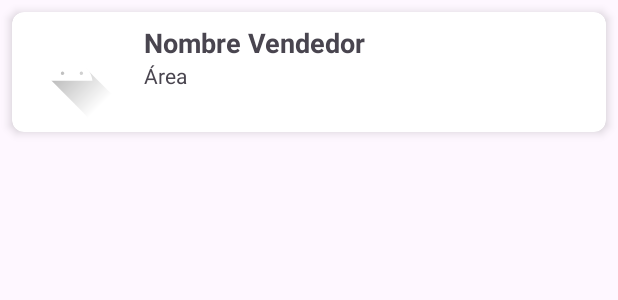
After one commit to franquesino/My-Quinta, an Android app: the layout item_vendedor.xml on its own in the app's theme, with its tools: preview values and no code run, on a phone screen of 412 x 824 dp. The commit adds this screen. Shown: the top 300 px of the screen. Run offline under Robolectric (Android 15) with nearby library versions, the phone set to English and light mode, and no system bars.

Commit message:
Tercer commit agrega foto, descripcion y nombre de vendedores

```diff
--- a/app/build.gradle.kts
+++ b/app/build.gradle.kts
@@ -46,5 +46,7 @@ dependencies {
     testImplementation(libs.junit)
     androidTestImplementation(libs.androidx.junit)
     androidTestImplementation(libs.androidx.espresso.core)
+    implementation("androidx.recyclerview:recyclerview:1.3.2")
+
 
 }
--- /dev/null
+++ b/app/src/main/res/layout/item_vendedor.xml
@@ -0,0 +1,45 @@
+<?xml version="1.0" encoding="utf-8"?>
+<androidx.cardview.widget.CardView xmlns:android="http://schemas.android.com/apk/res/android"
+    xmlns:app="http://schemas.android.com/apk/res-auto"
+    android:layout_width="match_parent"
+    android:layout_height="wrap_content"
+    android:layout_margin="8dp"
+    app:cardCornerRadius="8dp"
+    app:cardElevation="4dp">
+
+    <LinearLayout
+        android:layout_width="match_parent"
+        android:layout_height="wrap_content"
+        android:orientation="horizontal"
+        android:padding="8dp">
+
+        <ImageView
+            android:id="@+id/imgVendedor"
+            android:layout_width="64dp"
+            android:layout_height="64dp"
+            android:scaleType="centerCrop"
+            android:src="@drawable/ic_launcher_foreground" />
+
+        <LinearLayout
+            android:layout_width="match_parent"
+            android:layout_height="wrap_content"
+            android:layout_marginStart="16dp"
+            android:orientation="vertical">
+
+            <TextView
+                android:id="@+id/tvNombreVendedor"
+                android:layout_width="wrap_content"
+                android:layout_height="wrap_content"
+                android:text="Nombre Vendedor"
+                android:textSize="18sp"
+                android:textStyle="bold" />
+
+            <TextView
+                android:id="@+id/tvAreaVendedor"
+                android:layout_width="wrap_content"
+                android:layout_height="wrap_content"
+                android:text="Área"
+                android:textSize="14sp" />
+        </LinearLayout>
+    </LinearLayout>
+</androidx.cardview.widget.CardView>
```
Also changed, not shown: app/src/main/java/com/example/myquintaapp/Vendedor.kt (added, +7 -0 lines), app/src/main/java/com/example/myquintaapp/VendedorAdapter.kt (added, +33 -0 lines), app/src/main/java/com/example/myquintaapp/VendedoresActivity.kt (+14 -0 lines), app/src/main/res/layout/activity_vendedores.xml (+10 -0 lines).
